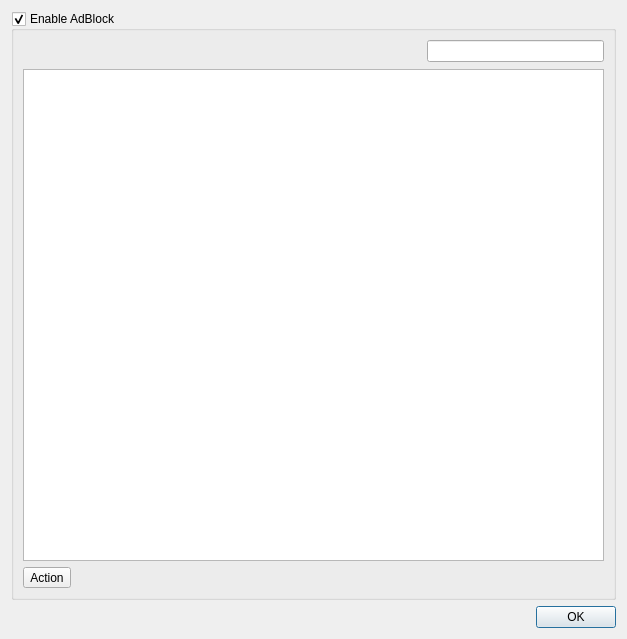
Qt form src/adblock/adblockdialog.ui (EndorphinBrowser/browser) before a commit.
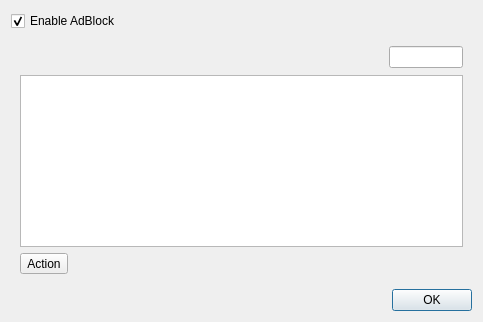
The same form after that commit. Custom widgets are drawn as their Qt base class.

Commit message:
AdBlock dialog: use a simple check box instead of a group box.
This gets rid the frame (of the group box) which essentially almost
cover the entire dialog. It looks better without the frame.

Patch:
```diff
--- a/src/adblock/adblockdialog.ui
+++ b/src/adblock/adblockdialog.ui
@@ -6,20 +6,27 @@
    <rect>
     <x>0</x>
     <y>0</y>
-    <width>627</width>
-    <height>639</height>
+    <width>483</width>
+    <height>322</height>
    </rect>
   </property>
   <property name="windowTitle">
    <string>AdBlock Configuration</string>
   </property>
   <layout class="QGridLayout" name="gridLayout_2">
-   <item row="0" column="0" colspan="2">
-    <widget class="QGroupBox" name="adblockGroupBox">
-     <property name="title">
+   <item row="0" column="0">
+    <widget class="QCheckBox" name="adblockCheckBox">
+     <property name="text">
       <string>Enable AdBlock</string>
      </property>
-     <property name="checkable">
+     <property name="checked">
+      <bool>true</bool>
+     </property>
+    </widget>
+   </item>
+   <item row="1" column="0">
+    <widget class="QWidget" name="adblockWidget" native="true">
+     <property name="enabled">
       <bool>true</bool>
      </property>
      <layout class="QGridLayout" name="gridLayout">
@@ -65,7 +72,7 @@
      </layout>
     </widget>
    </item>
-   <item row="1" column="1">
+   <item row="2" column="0">
     <widget class="QDialogButtonBox" name="buttonBox">
      <property name="orientation">
       <enum>Qt::Horizontal</enum>
```
Left out of the diff: 24 changed lines with no effect on the pictures. The commit also changes 1 other file.
